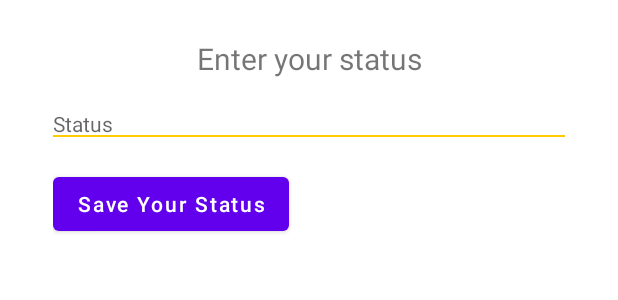
After one commit to hosseinkasiri/Rainy-Messenger, an Android app: the layout fragment_status_dialog.xml on its own in the app's theme, with its tools: preview values and no code run, on a phone screen of 412 x 824 dp. The commit adds this screen. Shown: the top 300 px of the screen. Run offline under Robolectric (Android 15) with nearby library versions, the phone set to English and light mode, and no system bars.

Commit message:
create status dialog

```diff
--- /dev/null
+++ b/app/src/main/res/layout/fragment_status_dialog.xml
@@ -0,0 +1,49 @@
+<?xml version="1.0" encoding="utf-8"?>
+<FrameLayout xmlns:android="http://schemas.android.com/apk/res/android"
+    xmlns:tools="http://schemas.android.com/tools"
+    android:layout_width="match_parent"
+    android:layout_height="match_parent"
+    xmlns:app="http://schemas.android.com/apk/res-auto"
+    tools:context=".fragments.StatusDialogFragment">
+
+    <LinearLayout
+        android:layout_width="match_parent"
+        android:layout_height="match_parent"
+        android:layout_margin="15dp"
+        android:orientation="vertical">
+
+        <TextView
+            android:layout_width="match_parent"
+            android:layout_height="wrap_content"
+            android:layout_marginTop="10dp"
+            android:text="@string/enter_your_status"
+            android:textAlignment="center"
+            android:textSize="20sp"/>
+
+        <LinearLayout
+            android:layout_width="match_parent"
+            android:layout_height="wrap_content"
+            android:orientation="vertical"
+            android:layout_margin="20dp">
+
+            <EditText
+                android:id="@+id/dialog_edit_status"
+                android:layout_width="match_parent"
+                android:layout_height="wrap_content"
+                android:hint="@string/status"
+                android:textSize="14sp"
+                android:textCursorDrawable="@drawable/bg_input_cursor_2"
+                android:inputType="textEmailAddress"
+                android:background="@drawable/selector_bg_edit_2"/>
+
+            <Button
+                android:id="@+id/dialog_save_status"
+                android:layout_width="wrap_content"
+                android:layout_height="wrap_content"
+                android:text="@string/save_your_status"
+                android:textAllCaps="false"
+                android:layout_marginTop="20dp"/>
+
+        </LinearLayout>
+    </LinearLayout>
+</FrameLayout>
--- a/app/src/main/res/values/strings.xml
+++ b/app/src/main/res/values/strings.xml
@@ -13,4 +13,6 @@
     <string name="change_status">Change Status</string>
     <string name="status">Status</string>
     <string name="setting_name">Name</string>
+    <string name="enter_your_status">Enter your status</string>
+    <string name="save_your_status">Save Your Status</string>
 </resources>
```
Also changed, not shown: app/src/main/java/com/example/rainymessanger/activities/SettingsActivity.kt (+12 -1 lines), app/src/main/java/com/example/rainymessanger/fragments/StatusDialogFragment.kt (added, +64 -0 lines).
